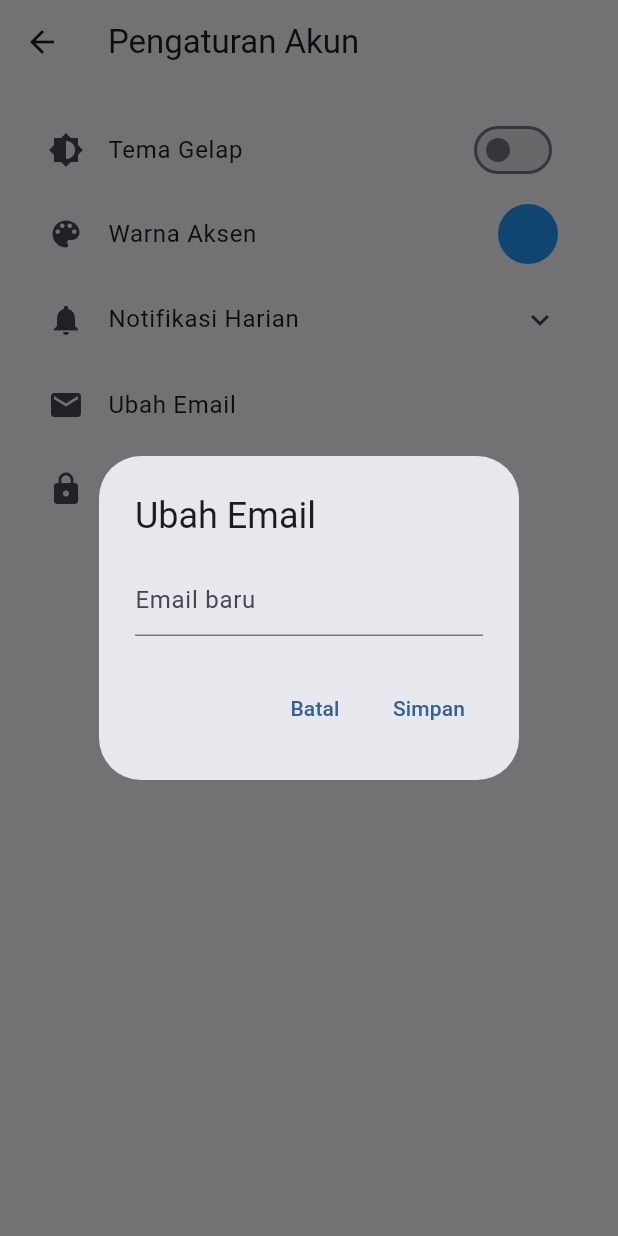
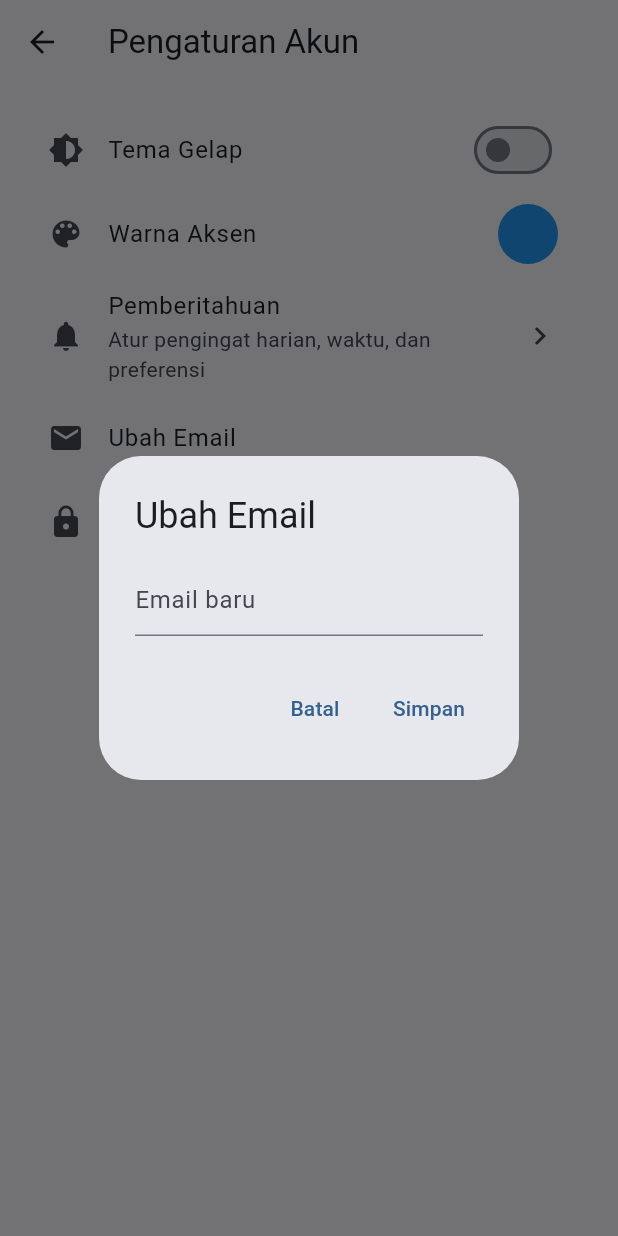
Before and after one commit to Lxtream23/tugas_uas, a Flutter app: the SettingsPage screen opened by its route, after a tap on "Ubah Email", on a phone screen of 412 x 824 dp. Run offline on Flutter 3.47's test engine with Material 3 defaults, Android fonts, the phone set to English and light mode, and no system bars; our stand-ins replace flutter_colorpicker, flutter_local_notifications, image_picker, permission_handler, shared_preferences, supabase_flutter and 1 more; accounts and stored records are empty.

Commit message:
memperbarui Fitur Notifikasi

```diff
--- a/lib/pages/settings/settings_page.dart
+++ b/lib/pages/settings/settings_page.dart
@@ -3,7 +3,8 @@ import 'package:flutter/material.dart';
 import 'package:supabase_flutter/supabase_flutter.dart';
 import 'package:tugas_uas/pages/auth/email_confirmation_page.dart';
 import 'package:flutter_colorpicker/flutter_colorpicker.dart';
-import 'package:tugas_uas/services/notification_service.dart';
+//import 'package:tugas_uas/services/notification_service.dart';
+import 'package:tugas_uas/pages/settings/notification_settings_page.dart';
 
 class SettingsPage extends StatefulWidget {
   final void Function(ThemeMode)? onThemeChanged;
@@ -28,8 +29,8 @@ class _SettingsPageState extends State<SettingsPage> {
   final TextEditingController _passwordController = TextEditingController();
   final TextEditingController _newPasswordController = TextEditingController();
 
-  bool _isLoading = false;
-  bool _notifAktif = false;
+  // bool _isLoading = false;
+  // bool _notifAktif = false;
 
   ThemeMode _selectedTheme = ThemeMode.system;
 
@@ -41,10 +42,10 @@ class _SettingsPageState extends State<SettingsPage> {
     ThemeMode.system,
   ];
 
-  TimeOfDay _waktuNotifikasi = const TimeOfDay(
-    hour: 20,
-    minute: 0,
-  ); // default jam 8 malam
+  // TimeOfDay _waktuNotifikasi = const TimeOfDay(
+  //   hour: 20,
+  //   minute: 0,
+  // ); // default jam 8 malam
 
   @override
   void initState() {
@@ -52,8 +53,8 @@ class _SettingsPageState extends State<SettingsPage> {
     _loadUserData();
     _loadThemeFromPrefs();
     _loadAccentColor();
-    _loadNotifikasiStatus();
-    _loadWaktuNotifikasi();
+    // _loadNotifikasiStatus();
+    // _loadWaktuNotifikasi();
   }
 
   // Mengambil data pengguna
@@ -95,22 +96,22 @@ class _SettingsPageState extends State<SettingsPage> {
     }
   }
 
-  Future<void> _loadNotifikasiStatus() async {
-    final prefs = await SharedPreferences.getInstance();
-    setState(() {
-      _notifAktif = prefs.getBool('notif_harian') ?? false;
-    });
-  }
+  // Future<void> _loadNotifikasiStatus() async {
+  //   final prefs = await SharedPreferences.getInstance();
+  //   setState(() {
+  //     _notifAktif = prefs.getBool('notif_harian') ?? false;
+  //   });
+  // }
 
-  Future<void> _loadWaktuNotifikasi() async {
-    final prefs = await SharedPreferences.getInstance();
-    final hour = prefs.getInt('notif_hour') ?? 20;
-    final minute = prefs.getInt('notif_minute') ?? 0;
+  // Future<void> _loadWaktuNotifikasi() async {
+  //   final prefs = await SharedPreferences.getInstance();
+  //   final hour = prefs.getInt('notif_hour') ?? 20;
+  //   final minute = prefs.getInt('notif_minute') ?? 0;
 
-    setState(() {
-      _waktuNotifikasi = TimeOfDay(hour: hour, minute: minute);
-    });
-  }
+  //   setState(() {
+  //     _waktuNotifikasi = TimeOfDay(hour: hour, minute: minute);
+  //   });
+  // }
 
   @override
   Widget build(BuildContext context) {
@@ -168,70 +169,21 @@ class _SettingsPageState extends State<SettingsPage> {
                   );
                 },
               ),
-              ExpansionTile(
+              ListTile(
                 leading: const Icon(Icons.notifications),
-                title: const Text('Notifikasi Harian'),
-                children: [
-                  SwitchListTile(
-                    title: const Text('Aktifkan Notifikasi'),
-                    value: _notifAktif,
-                    onChanged: (value) async {
-                      final prefs = await SharedPreferences.getInstance();
-                      setState(() => _notifAktif = value);
-                      await prefs.setBool('notif_harian', value);
-
-                      if (value) {
-                        await NotificationService.scheduleDailyReminder(
-                          hour: _waktuNotifikasi.hour,
-                          minute: _waktuNotifikasi.minute,
-                        );
-                        ScaffoldMessenger.of(context).showSnackBar(
-                          const SnackBar(
-                            content: Text('Notifikasi diaktifkan'),
-                          ),
-                        );
-                      } else {
-                        ScaffoldMessenger.of(context).showSnackBar(
-                          const SnackBar(content: Text('Notifikasi dimatikan')),
-                        );
-                      }
-                    },
-                  ),
-                  ListTile(
-                    leading: const Icon(Icons.access_time),
-                    title: const Text('Jam Pengingat'),
-                    subtitle: Text(
-                      '${_waktuNotifikasi.format(context)} setiap hari',
+                title: const Text('Pemberitahuan'),
+                subtitle: const Text(
+                  'Atur pengingat harian, waktu, dan preferensi',
+                ),
+                trailing: const Icon(Icons.chevron_right),
+                onTap: () {
+                  Navigator.push(
+                    context,
+                    MaterialPageRoute(
+                      builder: (_) => const NotificationSettingsPage(),
                     ),
-                    onTap: () async {
-                      final picked = await showTimePicker(
-                        context: context,
-                        initialTime: _waktuNotifikasi,
-                      );
-
-                      if (picked != null) {
-                        final prefs = await SharedPreferences.getInstance();
-                        setState(() => _waktuNotifikasi = picked);
-                        await prefs.setInt('notif_hour', picked.hour);
-                        await prefs.setInt('notif_minute', picked.minute);
-
-                        if (_notifAktif) {
-                          await NotificationService.scheduleDailyReminder(
-                            hour: picked.hour,
-                            minute: picked.minute,
-                          );
-                          ScaffoldMessenger.of(context).showSnackBar(
-                            SnackBar(
-                              content: Text(
-                                'Notifikasi dijadwalkan ulang ke ${picked.format(context)}',
-                              ),
-                            ),
-                          );
-                        }
-                      }
-                    },
-                  ),
-                ],
+                  );
+                },
               ),
 
               ListTile(
```
Also changed, not shown: lib/pages/settings/notification_settings_page.dart (added, +169 -0 lines).
